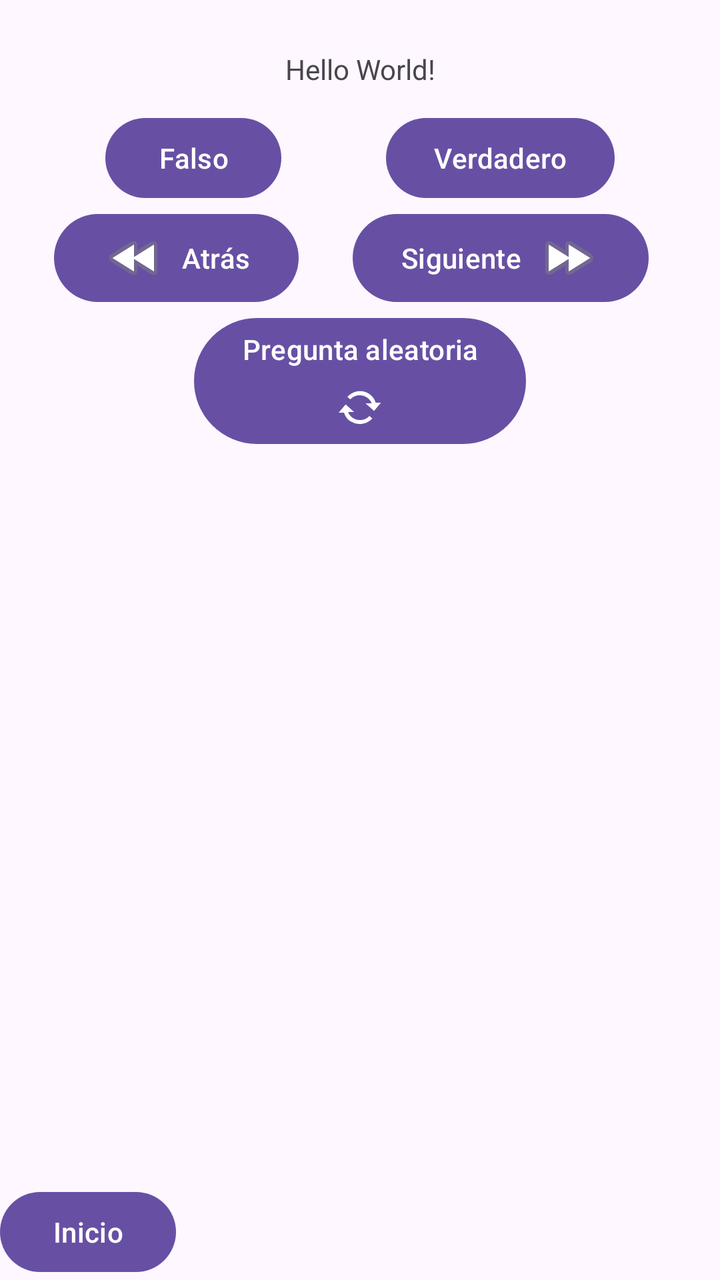
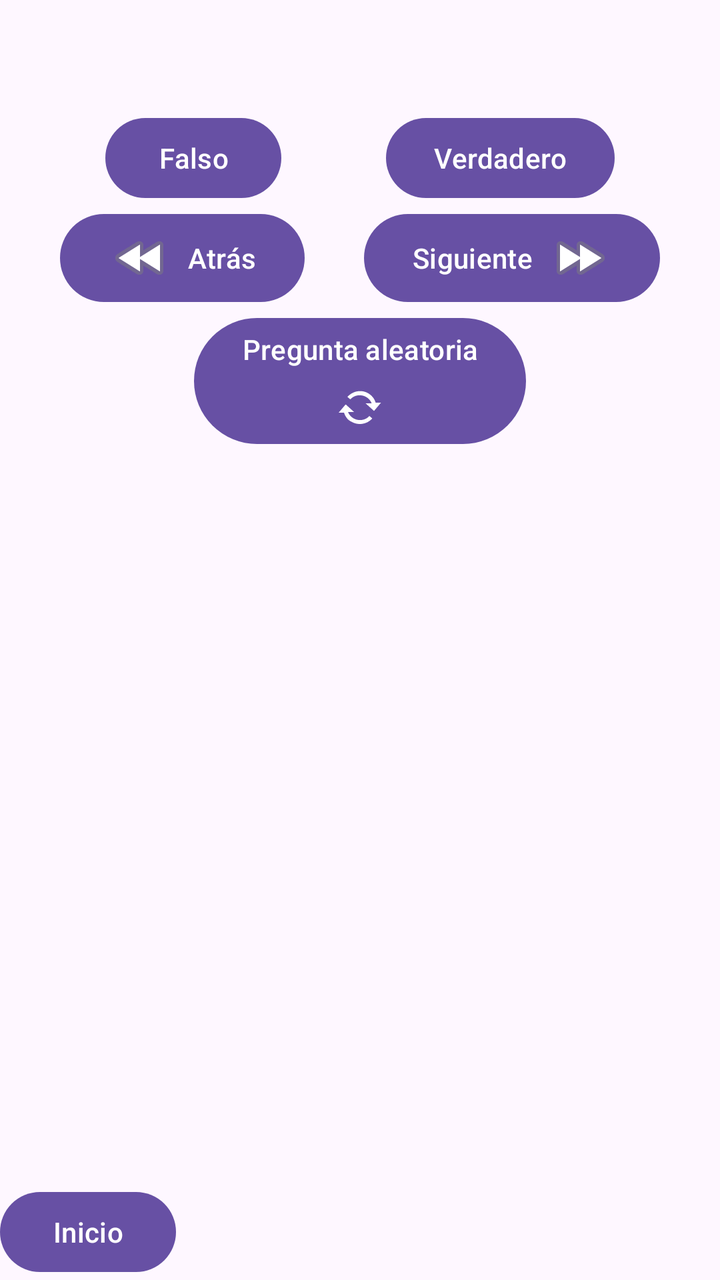

The first picture is an Android layout as it rendered before a commit; the second is the same layout after the commit. The layout source and the unified diff follow.
<!-- AndroidManifest.xml: application theme Theme.AppTrueFalse -->
<!-- res/layout/activity_main.xml -->
<?xml version="1.0" encoding="utf-8"?>
<androidx.constraintlayout.widget.ConstraintLayout xmlns:android="http://schemas.android.com/apk/res/android"
    xmlns:app="http://schemas.android.com/apk/res-auto"
    xmlns:tools="http://schemas.android.com/tools"
    android:id="@+id/main"
    android:layout_width="match_parent"
    android:layout_height="match_parent"
    tools:context=".Buzz">

    <TextView
        android:id="@+id/pregunta"
        android:layout_width="match_parent"
        android:layout_height="30dp"
        android:text="Hello World!"
        android:textAlignment="center"
        android:layout_marginTop="25dp"

        app:layout_constraintEnd_toEndOf="parent"
        app:layout_constraintStart_toStartOf="parent"
        app:layout_constraintTop_toTopOf="parent"
        />

    <Button
        android:id="@+id/botontrue"
        android:layout_width="wrap_content"
        android:layout_height="wrap_content"
        android:text="Verdadero"

        app:layout_constraintTop_toBottomOf="@+id/pregunta"
        app:layout_constraintStart_toEndOf="@+id/botonfalse"
        app:layout_constraintEnd_toEndOf="parent"
        />

    <Button
        android:id="@+id/botonfalse"
        android:layout_width="wrap_content"
        android:layout_height="wrap_content"
        android:text="Falso"

        app:layout_constraintTop_toBottomOf="@+id/pregunta"
        app:layout_constraintEnd_toStartOf="@+id/botontrue"
        app:layout_constraintStart_toStartOf="parent"
        />

    <Button
        android:id="@+id/botonnext"
        android:layout_width="wrap_content"
        android:layout_height="wrap_content"
        android:drawableRight="@android:drawable/ic_media_ff"
        android:text="Siguiente"

        app:layout_constraintEnd_toEndOf="parent"
        app:layout_constraintStart_toEndOf="@+id/botonfalse"
        app:layout_constraintTop_toBottomOf="@+id/botontrue"
        />

    <Button
        android:id="@+id/botonback"
        android:layout_width="wrap_content"
        android:layout_height="wrap_content"
        android:drawableLeft="@android:drawable/ic_media_rew"
        android:text="Atrás"

        app:layout_constraintTop_toBottomOf="@+id/botonfalse"
        app:layout_constraintEnd_toStartOf="@+id/botonnext"
        app:layout_constraintStart_toStartOf="parent"
        />

    <Button
        android:id="@+id/botonrandom"
        android:layout_width="wrap_content"
        android:layout_height="wrap_content"
        android:text="Pregunta aleatoria"
        android:drawableBottom="@android:drawable/stat_notify_sync"

        app:layout_constraintTop_toBottomOf="@+id/botonnext"
        app:layout_constraintEnd_toEndOf="parent"
        app:layout_constraintStart_toStartOf="parent"
        />


    <TextView
        android:id="@+id/respuesta"
        android:layout_width="wrap_content"
        android:layout_height="wrap_content"
        android:text=""
        android:textAlignment="center"
        android:layout_marginTop="30dp"

        app:layout_constraintTop_toBottomOf="@id/botonrandom"
        app:layout_constraintEnd_toEndOf="parent"
        app:layout_constraintStart_toStartOf="parent"
        />

    <TextView
        android:id="@+id/timer"
        android:layout_width="wrap_content"
        android:layout_height="wrap_content"
        android:text=""
        android:textAlignment="center"

        app:layout_constraintStart_toStartOf="parent"
        app:layout_constraintEnd_toEndOf="parent"
        app:layout_constraintTop_toBottomOf="@+id/respuesta"
        />

    <Button
        android:id="@+id/inicio"
        android:layout_width="wrap_content"
        android:layout_height="wrap_content"
        android:text="Inicio"

        app:layout_constraintStart_toStartOf="parent"
        app:layout_constraintBottom_toBottomOf="parent"
        />

</androidx.constraintlayout.widget.ConstraintLayout>
<!-- resources referenced by this layout -->
<resources>
  <style name="Theme.AppTrueFalse" parent="Base.Theme.AppTrueFalse" />
  <style name="Base.Theme.AppTrueFalse" parent="Theme.Material3.DayNight.NoActionBar">
          
          
      </style>
</resources>

<!-- the commit's change to res/layout/activity_main.xml (unified diff, before → after) -->
@@ -9,11 +9,9 @@
 
     <TextView
         android:id="@+id/pregunta"
-        android:layout_width="match_parent"
-        android:layout_height="30dp"
-        android:text="Hello World!"
-        android:textAlignment="center"
-        android:layout_marginTop="25dp"
+        style="@style/TextoPregunta"
+        android:text=""
+        android:layout_marginTop="@dimen/margenpregunta"
 
         app:layout_constraintEnd_toEndOf="parent"
         app:layout_constraintStart_toStartOf="parent"
@@ -22,9 +20,8 @@
 
     <Button
         android:id="@+id/botontrue"
-        android:layout_width="wrap_content"
-        android:layout_height="wrap_content"
-        android:text="Verdadero"
+        style="@style/Wrap"
+        android:text="@string/botontrue"
 
         app:layout_constraintTop_toBottomOf="@+id/pregunta"
         app:layout_constraintStart_toEndOf="@+id/botonfalse"
@@ -33,59 +30,123 @@
 
     <Button
         android:id="@+id/botonfalse"
-        android:layout_width="wrap_content"
-        android:layout_height="wrap_content"
-        android:text="Falso"
+        style="@style/Wrap"
+        android:text="@string/botonfalse"
 
         app:layout_constraintTop_toBottomOf="@+id/pregunta"
         app:layout_constraintEnd_toStartOf="@+id/botontrue"
         app:layout_constraintStart_toStartOf="parent"
         />
 
+    <androidx.constraintlayout.widget.Group
+        android:id="@+id/gruporeproductor"
+        style="@style/Wrap"
+        android:visibility="gone"
+
+        app:constraint_referenced_ids="playopause,tiempototal,tiempotranscurrido,loop,seekbar,botonweb"
+        />
+
+    <ImageButton
+        android:id="@+id/playopause"
+        style="@style/BotonIcono"
+        android:src="@drawable/play"
+
+        app:layout_constraintTop_toBottomOf="@id/botonfalse"
+        app:layout_constraintStart_toStartOf="parent"
+        app:layout_constraintEnd_toStartOf="@id/tiempotranscurrido"
+        />
+
+    <TextView
+        android:id="@+id/tiempotranscurrido"
+        style="@style/Wrap"
+
+        app:layout_constraintTop_toTopOf="@id/playopause"
+        app:layout_constraintBottom_toBottomOf="@id/playopause"
+        app:layout_constraintStart_toEndOf="@id/playopause"
+        app:layout_constraintEnd_toStartOf="@id/seekbar"
+        />
+
+    <SeekBar
+        android:id="@+id/seekbar"
+        android:layout_width="0dp"
+        android:layout_height="wrap_content"
+
+        app:layout_constraintTop_toTopOf="@id/playopause"
+        app:layout_constraintBottom_toBottomOf="@id/playopause"
+        app:layout_constraintStart_toEndOf="@id/tiempotranscurrido"
+        app:layout_constraintEnd_toStartOf="@id/tiempototal"
+        />
+
+    <TextView
+        android:id="@+id/tiempototal"
+        style="@style/Wrap"
+
+        app:layout_constraintTop_toTopOf="@id/playopause"
+        app:layout_constraintBottom_toBottomOf="@id/playopause"
+        app:layout_constraintStart_toEndOf="@id/seekbar"
+        app:layout_constraintEnd_toStartOf="@id/loop"
+        />
+
+    <ImageButton
+        android:id="@+id/loop"
+        style="@style/BotonIcono"
+        android:src="@drawable/loop"
+
+        app:layout_constraintTop_toTopOf="@id/playopause"
+        app:layout_constraintBottom_toBottomOf="@id/playopause"
+        app:layout_constraintStart_toEndOf="@id/tiempototal"
+        app:layout_constraintEnd_toStartOf="@id/botonweb"
+        />
+
+    <ImageButton
+        android:id="@+id/botonweb"
+        style="@style/BotonIcono"
+        android:src="@drawable/info"
+
+        app:layout_constraintTop_toTopOf="@+id/playopause"
+        app:layout_constraintBottom_toBottomOf="@+id/playopause"
+        app:layout_constraintStart_toEndOf="@+id/loop"
+        app:layout_constraintEnd_toEndOf="parent"
+        />
+
     <Button
         android:id="@+id/botonnext"
-        android:layout_width="wrap_content"
-        android:layout_height="wrap_content"
+        style="@style/Wrap"
         android:drawableRight="@android:drawable/ic_media_ff"
-        android:text="Siguiente"
+        android:text="@string/botonnext"
 
         app:layout_constraintEnd_toEndOf="parent"
-        app:layout_constraintStart_toEndOf="@+id/botonfalse"
-        app:layout_constraintTop_toBottomOf="@+id/botontrue"
+        app:layout_constraintStart_toEndOf="@+id/botonback"
+        app:layout_constraintTop_toBottomOf="@+id/playopause"
         />
 
     <Button
         android:id="@+id/botonback"
-        android:layout_width="wrap_content"
-        android:layout_height="wrap_content"
+        style="@style/Wrap"
         android:drawableLeft="@android:drawable/ic_media_rew"
-        android:text="Atrás"
+        android:text="@string/botonback"
 
-        app:layout_constraintTop_toBottomOf="@+id/botonfalse"
+        app:layout_constraintTop_toBottomOf="@+id/playopause"
         app:layout_constraintEnd_toStartOf="@+id/botonnext"
         app:layout_constraintStart_toStartOf="parent"
         />
 
     <Button
         android:id="@+id/botonrandom"
-        android:layout_width="wrap_content"
-        android:layout_height="wrap_content"
-        android:text="Pregunta aleatoria"
+        style="@style/Wrap"
+        android:text="@string/botonrandom"
         android:drawableBottom="@android:drawable/stat_notify_sync"
 
-        app:layout_constraintTop_toBottomOf="@+id/botonnext"
+        app:layout_constraintTop_toBottomOf="@+id/botonback"
         app:layout_constraintEnd_toEndOf="parent"
         app:layout_constraintStart_toStartOf="parent"
         />
 
-
     <TextView
         android:id="@+id/respuesta"
-        android:layout_width="wrap_content"
-        android:layout_height="wrap_content"
+        style="@style/TextoCentrado"
         android:text=""
-        android:textAlignment="center"
-        android:layout_marginTop="30dp"
+        android:layout_marginTop="@dimen/margenrespuesta"
 
         app:layout_constraintTop_toBottomOf="@id/botonrandom"
         app:layout_constraintEnd_toEndOf="parent"
@@ -94,10 +155,8 @@
 
     <TextView
         android:id="@+id/timer"
-        android:layout_width="wrap_content"
-        android:layout_height="wrap_content"
+        style="@style/TextoCentrado"
         android:text=""
-        android:textAlignment="center"
 
         app:layout_constraintStart_toStartOf="parent"
         app:layout_constraintEnd_toEndOf="parent"
@@ -106,9 +165,8 @@
 
     <Button
         android:id="@+id/inicio"
-        android:layout_width="wrap_content"
-        android:layout_height="wrap_content"
-        android:text="Inicio"
+        style="@style/Wrap"
+        android:text="@string/botoninicio"
 
         app:layout_constraintStart_toStartOf="parent"
         app:layout_constraintBottom_toBottomOf="parent"
<!-- resource entries referenced after the edit -->
@@ -1,6 +1,36 @@
 <!-- resources referenced by this layout -->
 <resources>
+  <dimen name="margenpregunta">25dp</dimen>
+  <dimen name="margenrespuesta">30dp</dimen>
+  <!-- drawable info: png bitmap (drawable, 3989 bytes) -->
+  <!-- drawable loop: png bitmap (drawable, 3484 bytes) -->
+  <!-- drawable play: png bitmap (drawable, 5155 bytes) -->
+  <string name="botonback">Atrás</string>
+  <string name="botonfalse">Falso</string>
+  <string name="botoninicio">Inicio</string>
+  <string name="botonnext">Siguiente</string>
+  <string name="botonrandom">Pregunta aleatoria</string>
+  <string name="botontrue">Verdadero</string>
+  <style name="BotonIcono">
+          <item name="android:layout_width">@dimen/tamañoicono</item>
+          <item name="android:layout_height">@dimen/tamañoicono</item>
+          <item name="android:scaleType">fitCenter</item>
+          <item name="android:background">@color/transparent</item>
+      </style>
+  <style name="TextoCentrado" parent="Wrap">
+          <item name="android:textAlignment">center</item>
+      </style>
+  <style name="TextoPregunta" parent="TextoCentrado">
+          <item name="android:layout_width">match_parent</item>
+          <item name="android:layout_height">@dimen/alturapregunta</item>
+      </style>
+  <style name="Wrap">
+          <item name="android:layout_width">wrap_content</item>
+          <item name="android:layout_height">wrap_content</item>
+      </style>
   <style name="Theme.AppTrueFalse" parent="Base.Theme.AppTrueFalse" />
+  <color name="transparent">#00000000</color>
+  <dimen name="alturapregunta">30dp</dimen>
   <style name="Base.Theme.AppTrueFalse" parent="Theme.Material3.DayNight.NoActionBar">
           
           
